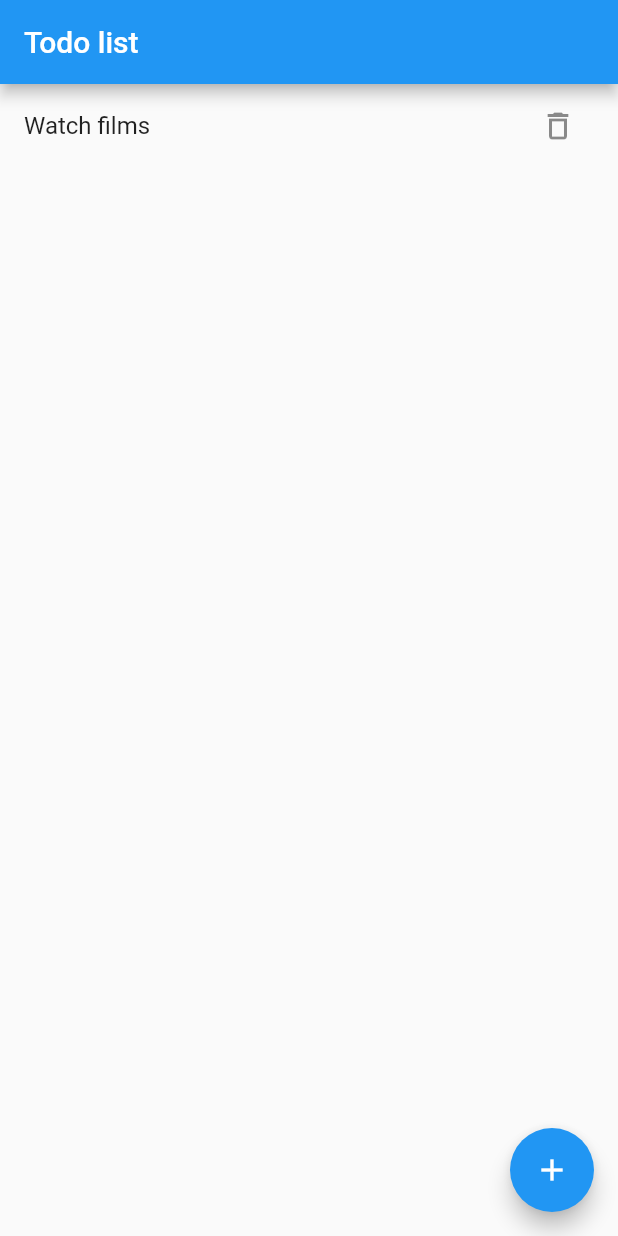
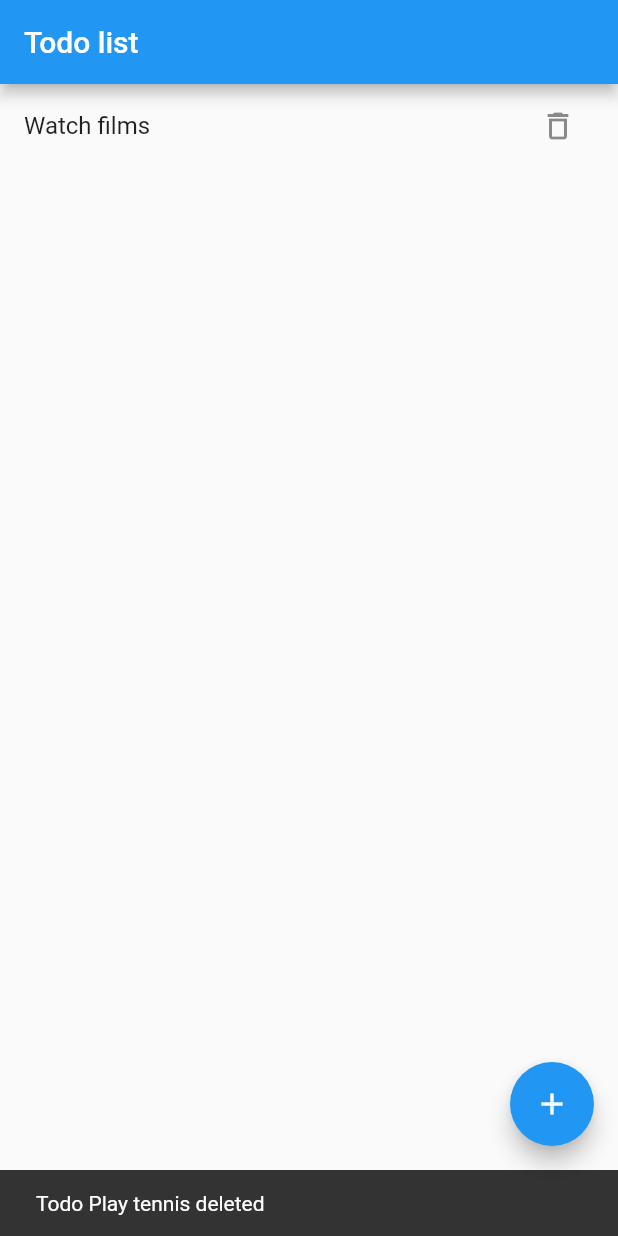
Before and after one commit to AntipenkoGleb/todo_app, a Flutter app: the screen it shows after launch, after a tap on the "delete outline" icon, on a phone screen of 412 x 824 dp. Run offline on Flutter 3.47's test engine with Material 2 defaults, Android fonts, the phone set to English and light mode, and no system bars.

Commit message:
use lint package for localization

```diff
--- a/l10n.yaml
+++ /dev/null
@@ -1,3 +0,0 @@
-arb-dir: lib/l10n
-template-arb-file: app_en.arb
-output-localization-file: app_localizations.dart
--- a/lib/l10n/app_en.arb
+++ /dev/null
@@ -1,5 +0,0 @@
-{
-    "todoList" : "Todo list",
-    "addTodo" : "Add todo",
-    "todoDetails" : "Todo details"
-}
--- a/lib/l10n/app_ru.arb
+++ /dev/null
@@ -1,5 +0,0 @@
-{
-    "todoList" : "Список задач",
-    "addTodo" : "Добавить задачу",
-    "todoDetails" : "Просмотр задачи"
-}
--- /dev/null
+++ b/lib/l10n/intl_en.arb
@@ -0,0 +1,7 @@
+{
+    "applicationTitle": "Todo list",
+    "todoList": "Todo list",
+    "addTodo": "Add todo",
+    "todoDetails": "Todo details",
+    "todoDeleted": "Todo {title} deleted"
+}
--- a/lib/main.dart
+++ b/lib/main.dart
@@ -1,8 +1,7 @@
 import 'package:flutter/material.dart';
-
-import 'package:flutter_gen/gen_l10n/app_localizations.dart';
 import 'package:flutter_localizations/flutter_localizations.dart';
 
+import 'generated/l10n.dart';
 import 'pages/todo_list_page.dart';
 
 final todoes = [
@@ -10,7 +9,7 @@ final todoes = [
   "Watch films",
 ];
 
-void main() {
+void main() async {
   runApp(const TodoApp());
 }
 
@@ -19,16 +18,16 @@ class TodoApp extends StatelessWidget {
 
   @override
   Widget build(BuildContext context) {
-    return const MaterialApp(
-      title: "Todo app",
-      localizationsDelegates: [
-        AppLocalizations.delegate,
+    return MaterialApp(
+      onGenerateTitle: (context) => S.of(context).applicationTitle,
+      localizationsDelegates: const [
+        S.delegate,
         GlobalMaterialLocalizations.delegate,
         GlobalWidgetsLocalizations.delegate,
         GlobalCupertinoLocalizations.delegate,
       ],
-      supportedLocales: AppLocalizations.supportedLocales,
-      home: TodoListPage(),
+      supportedLocales: S.delegate.supportedLocales,
+      home: const TodoListPage(),
     );
   }
 }
--- a/lib/pages/add_todo_page.dart
+++ b/lib/pages/add_todo_page.dart
@@ -1,5 +1,6 @@
 import 'package:flutter/material.dart';
-import 'package:flutter_gen/gen_l10n/app_localizations.dart';
+
+import '../generated/l10n.dart';
 
 class AddTodoPage extends StatelessWidget {
   AddTodoPage({super.key});
@@ -10,7 +11,7 @@ class AddTodoPage extends StatelessWidget {
   Widget build(BuildContext context) {
     return Scaffold(
       appBar: AppBar(
-        title: Text(AppLocalizations.of(context)!.addTodo),
+        title: Text(S.of(context).addTodo),
         actions: [
           IconButton(
             onPressed: () => _save(context),
--- a/lib/pages/todo_details.dart
+++ b/lib/pages/todo_details.dart
@@ -1,5 +1,6 @@
 import 'package:flutter/material.dart';
-import 'package:flutter_gen/gen_l10n/app_localizations.dart';
+
+import '../generated/l10n.dart';
 
 class TodoDetailsPage extends StatefulWidget {
   const TodoDetailsPage({super.key});
@@ -21,7 +22,7 @@ class _TodoDetailsPageState extends State<TodoDetailsPage> {
   Widget build(BuildContext context) {
     return Scaffold(
       appBar: AppBar(
-        title: Text(AppLocalizations.of(context)!.todoDetails),
+        title: Text(S.of(context).todoDetails),
         actions: [
           IconButton(
             onPressed: _save,
--- a/lib/pages/todo_list_page.dart
+++ b/lib/pages/todo_list_page.dart
@@ -1,6 +1,7 @@
 import 'package:flutter/material.dart';
-import 'package:flutter_gen/gen_l10n/app_localizations.dart';
+import 'package:intl/intl.dart';
 
+import '../generated/l10n.dart';
 import '../main.dart';
 import 'add_todo_page.dart';
 import 'todo_details.dart';
@@ -17,7 +18,7 @@ class _TodoListPageState extends State<TodoListPage> {
   Widget build(BuildContext context) {
     return Scaffold(
       appBar: AppBar(
-        title: Text(AppLocalizations.of(context)!.todoList),
+        title: Text(S.of(context).todoList),
       ),
       body: ListView.builder(
         itemCount: todoes.length,
@@ -74,7 +75,12 @@ class _TodoListPageState extends State<TodoListPage> {
 
   void _delete(int index) {
     setState(() {
-      todoes.removeAt(index);
+      final result = todoes.removeAt(index);
+      var snackBar = SnackBar(
+        content: Text(S.of(context).todoDeleted(result)),
+      );
+
+      ScaffoldMessenger.of(context).showSnackBar(snackBar);
     });
   }
 }
--- a/pubspec.yaml
+++ b/pubspec.yaml
@@ -15,6 +15,7 @@ dependencies:
     sdk: flutter
 
   cupertino_icons: ^1.0.2
+  intl: ^0.17.0
 
 dev_dependencies:
   flutter_test:
@@ -25,12 +26,10 @@ dev_dependencies:
 flutter:
   generate: true
   uses-material-design: true
-
   # To add assets to your application, add an assets section, like this:
   # assets:
   #   - images/a_dot_burr.jpeg
   #   - images/a_dot_ham.jpeg
-
   # fonts:
   #   - family: Schyler
   #     fonts:
@@ -43,3 +42,5 @@ flutter:
   #       - asset: fonts/TrajanPro_Bold.ttf
   #         weight: 700
   #
+flutter_intl:
+  enabled: true
```
Also changed, not shown: lib/l10n/intl_ru.arb (added, +7 -0 lines), lib/generated/intl/messages_all.dart (added), lib/generated/intl/messages_en.dart (added), lib/generated/intl/messages_ru.dart (added), lib/generated/l10n.dart (added), pubspec.lock, 1 other file.
